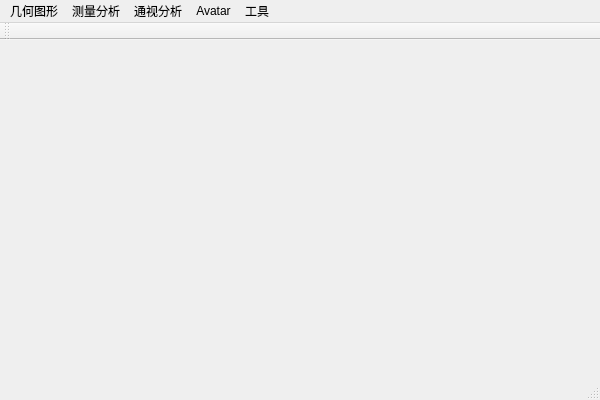
The window that software/MyEarth/MyEarth/osgearth.ui (lipo321/smartcity) describes before a commit, drawn with Qt 5.
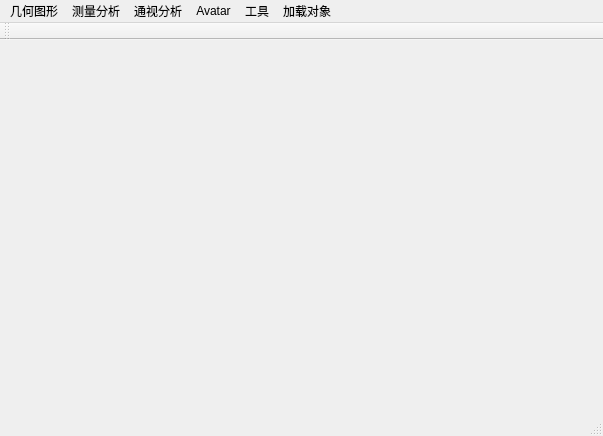
The same window after the commit.

Patch:
```diff
--- a/software/MyEarth/MyEarth/osgearth.ui
+++ b/software/MyEarth/MyEarth/osgearth.ui
@@ -6,8 +6,8 @@
    <rect>
     <x>0</x>
     <y>0</y>
-    <width>600</width>
-    <height>400</height>
+    <width>603</width>
+    <height>436</height>
    </rect>
   </property>
   <property name="windowTitle">
@@ -19,7 +19,7 @@
     <rect>
      <x>0</x>
      <y>0</y>
-     <width>600</width>
+     <width>603</width>
      <height>23</height>
     </rect>
    </property>
@@ -62,11 +62,18 @@
     <addaction name="actionMap"/>
     <addaction name="actionSwitchMap"/>
    </widget>
+   <widget class="QMenu" name="menu_6">
+    <property name="title">
+     <string>加载对象</string>
+    </property>
+    <addaction name="actionCatalog"/>
+   </widget>
    <addaction name="menu"/>
    <addaction name="menu_2"/>
    <addaction name="menu_3"/>
    <addaction name="menu_4"/>
    <addaction name="menu_5"/>
+   <addaction name="menu_6"/>
   </widget>
   <widget class="QToolBar" name="mainToolBar">
    <attribute name="toolBarArea">
```
Left out of the diff: 5 changed lines with no effect on the pictures.
